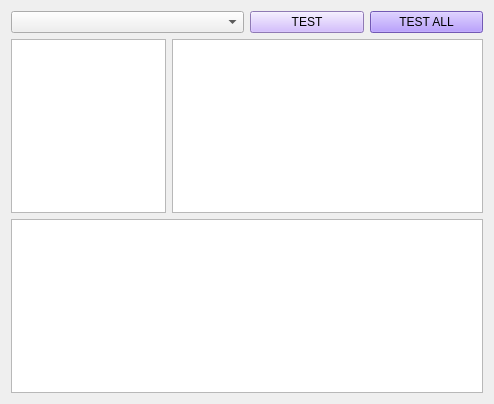
Above: qt/form_test_model.ui from idergunoff/geovel_1.0 before the change. Below: the same form after it.
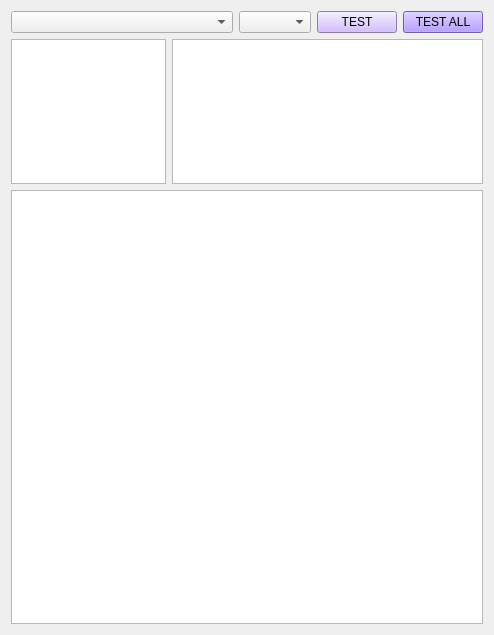
That is the form after the change.

Commit message: test model classification

Patch:
```diff
--- a/qt/form_test_model.ui
+++ b/qt/form_test_model.ui
@@ -7,7 +7,7 @@
     <x>0</x>
     <y>0</y>
     <width>494</width>
-    <height>404</height>
+    <height>635</height>
    </rect>
   </property>
   <property name="windowTitle">
@@ -15,13 +15,10 @@
   </property>
   <layout class="QGridLayout" name="gridLayout_5">
    <item row="0" column="0">
-    <layout class="QGridLayout" name="gridLayout_4">
+    <layout class="QGridLayout" name="gridLayout_4" rowstretch="0,1,3" rowminimumheight="0,0,0">
      <item row="0" column="0">
-      <layout class="QGridLayout" name="gridLayout_2">
-       <item row="0" column="0">
-        <widget class="QComboBox" name="comboBox_test_analysis"/>
-       </item>
-       <item row="0" column="1">
+      <layout class="QGridLayout" name="gridLayout_2" columnstretch="1,0,0">
+       <item row="0" column="2">
         <layout class="QGridLayout" name="gridLayout">
          <item row="0" column="0">
           <widget class="QPushButton" name="pushButton_test">
@@ -45,6 +42,12 @@
          </item>
         </layout>
        </item>
+       <item row="0" column="0">
+        <widget class="QComboBox" name="comboBox_test_analysis"/>
+       </item>
+       <item row="0" column="1">
+        <widget class="QComboBox" name="comboBox_mark"/>
+       </item>
       </layout>
      </item>
      <item row="1" column="0">
```
The commit also changes 9 other files.
